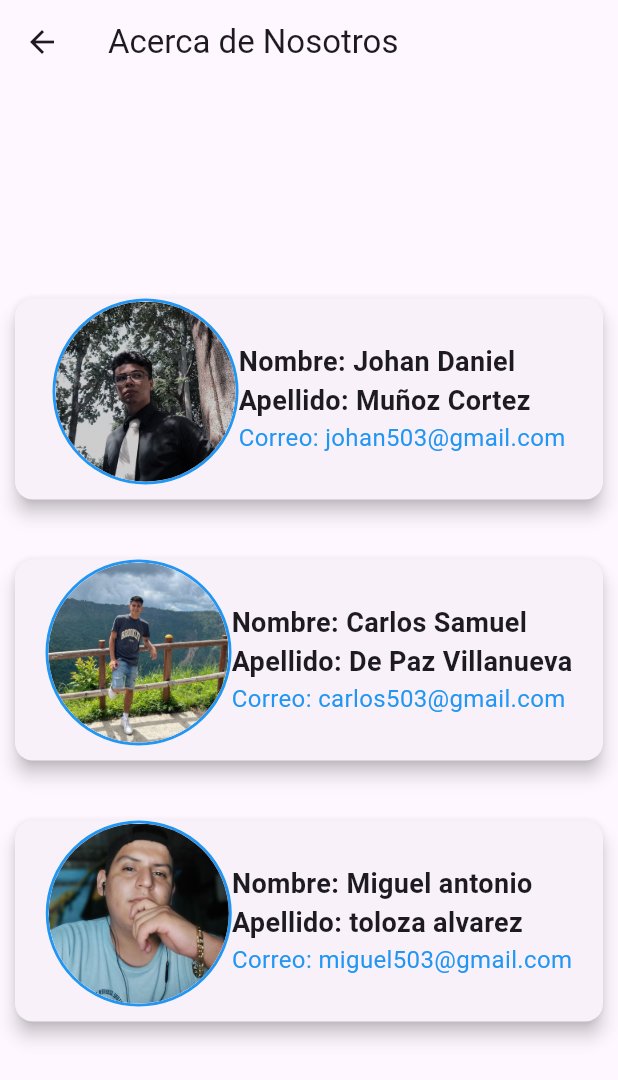
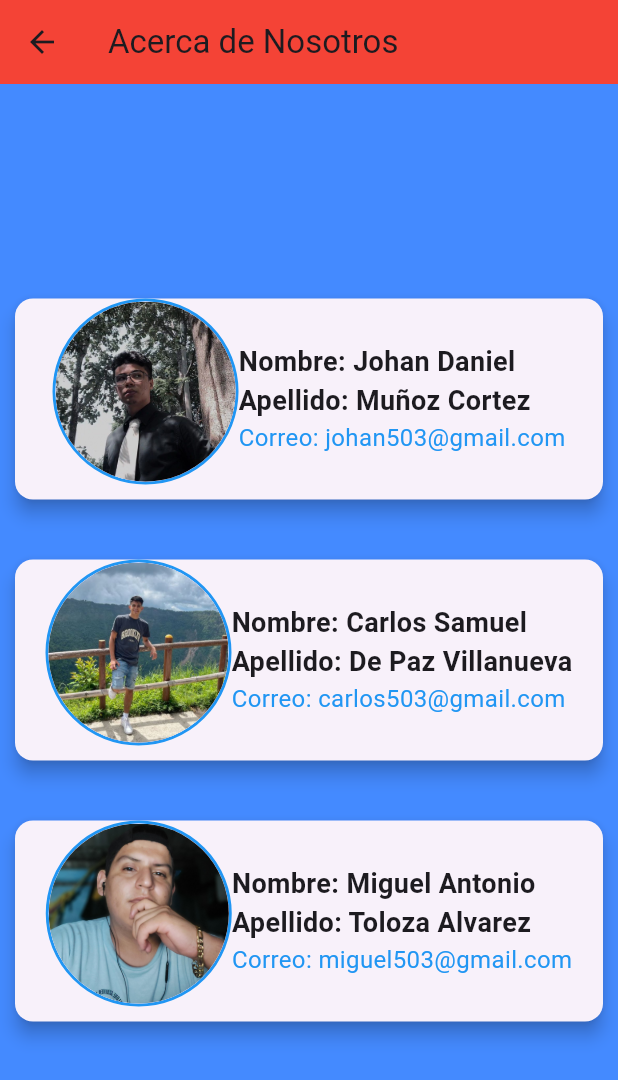
Before and after one commit to JohanDcrtz/eval_sis22, a Flutter app: the acercanosotros screen opened directly, on a phone screen of 412 x 824 dp. Shown: the top 1080 px of the screen. Run offline on Flutter 3.47's test engine with Material 2 defaults, Android fonts, the phone set to English and light mode, and no system bars; our stand-ins replace cloud_firestore, firebase_core; accounts and stored records are empty.

Commit message:
cambio de colores
corrigiendo un error

```diff
--- a/lib/pages/acerca_nosotros.dart
+++ b/lib/pages/acerca_nosotros.dart
@@ -13,8 +13,11 @@ class _acercanosotrosState extends State<acercanosotros> {
     return Scaffold(
       appBar: AppBar(
         title: Text('Acerca de Nosotros'),
+        backgroundColor: Colors.red,
       ),
-      body: Center(
+      body: Container(
+        color: Colors.blueAccent,
+        child: Center(
           child: Column(
             mainAxisAlignment: MainAxisAlignment.center,
             children: <Widget>[
@@ -39,11 +42,12 @@ class _acercanosotrosState extends State<acercanosotros> {
               // Persona 3
               _buildPersona(
                 'images/miguel.jpg',
-              'Miguel antonio',
-              'toloza alvarez',
+                'Miguel Antonio',
+                'Toloza Alvarez',
                 'miguel503@gmail.com',
               ),
             ],
+          ),
         ),
       ),
     );
```
Lines whose indentation alone changed are shown as unchanged.
